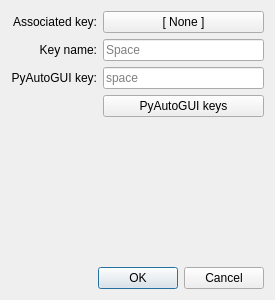
Above: QtSide/addkeydialog.ui from Sateviss/arduino-controller before the change. Below: the same form after it.
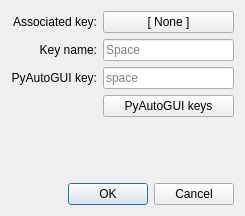
That is the form after the change. Icons and pictures are not drawn.

Diff of the .ui file:
```diff
--- a/QtSide/addkeydialog.ui
+++ b/QtSide/addkeydialog.ui
@@ -6,8 +6,8 @@
    <rect>
     <x>0</x>
     <y>0</y>
-    <width>275</width>
-    <height>300</height>
+    <width>245</width>
+    <height>216</height>
    </rect>
   </property>
   <property name="sizePolicy">
```
